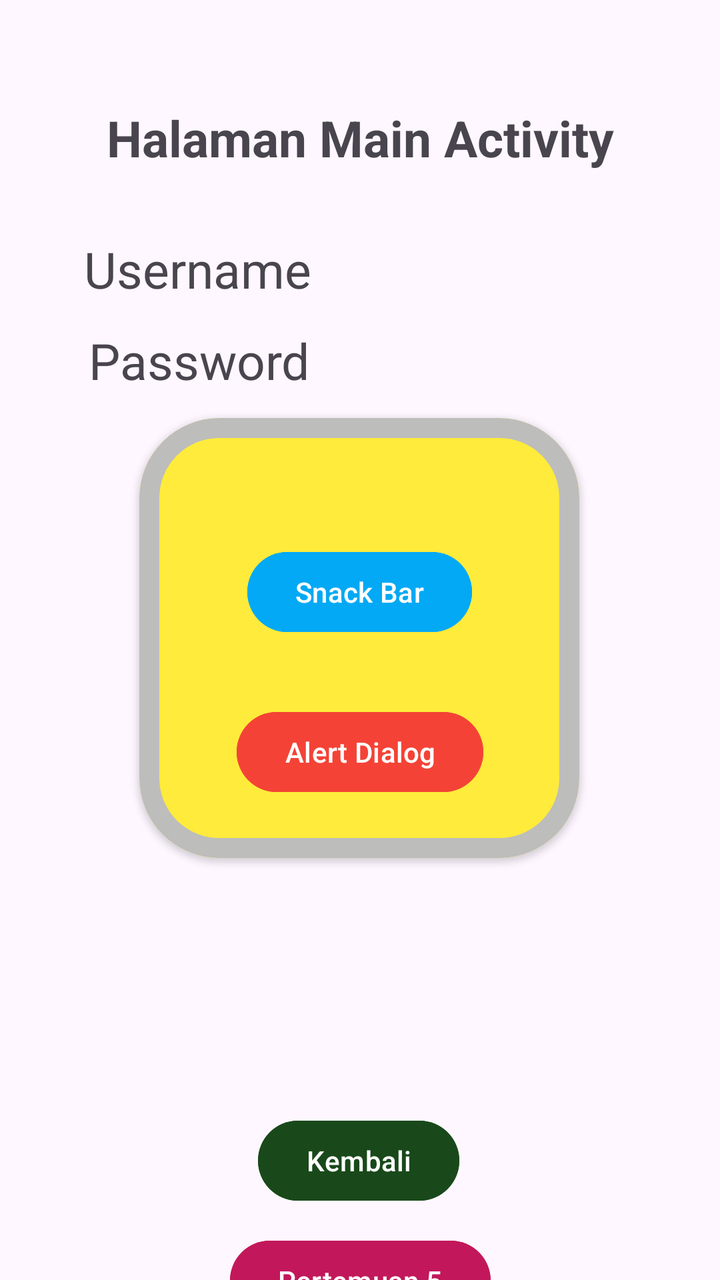
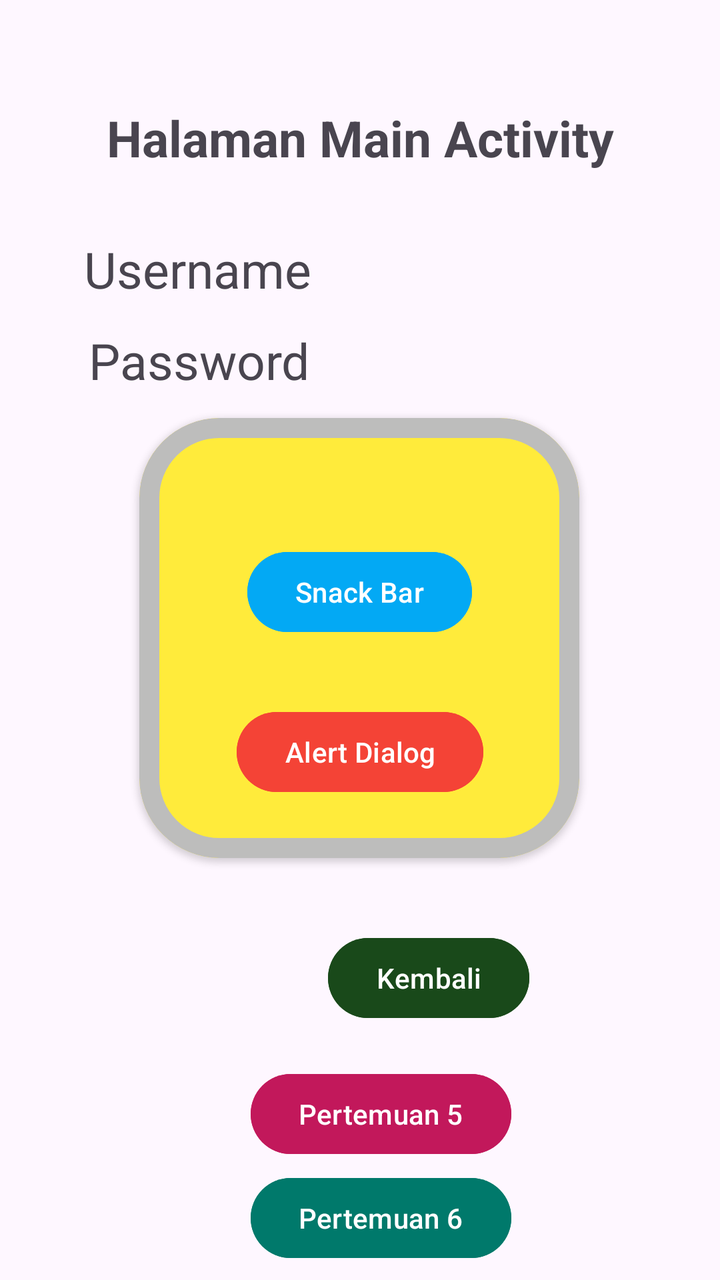

Compare the two renders of this Android layout. The source of the first and the diff that turns it into the second are given below.
<!-- AndroidManifest.xml: application theme Theme.Chayani_3TIB -->
<!-- res/layout/activity_main.xml -->
<?xml version="1.0" encoding="utf-8"?>
<androidx.constraintlayout.widget.ConstraintLayout xmlns:android="http://schemas.android.com/apk/res/android"
    xmlns:app="http://schemas.android.com/apk/res-auto"
    xmlns:tools="http://schemas.android.com/tools"
    android:id="@+id/main"
    android:layout_width="match_parent"
    android:layout_height="match_parent"
    android:backgroundTint="@color/biru"
    tools:context=".MainActivity">

    <TextView
        android:id="@+id/txtUsername"
        android:layout_width="wrap_content"
        android:layout_height="wrap_content"
        android:layout_marginTop="32dp"
        android:text="Username"
        android:textSize="25sp"
        app:layout_constraintEnd_toEndOf="parent"
        app:layout_constraintHorizontal_bias="0.171"
        app:layout_constraintStart_toStartOf="parent"
        app:layout_constraintTop_toBottomOf="@+id/textView4" />

    <TextView
        android:id="@+id/txtPassword"
        android:layout_width="wrap_content"
        android:layout_height="wrap_content"
        android:layout_marginTop="12dp"
        android:text="Password"
        android:textSize="25sp"
        app:layout_constraintEnd_toEndOf="parent"
        app:layout_constraintHorizontal_bias="0.177"
        app:layout_constraintStart_toStartOf="parent"
        app:layout_constraintTop_toBottomOf="@+id/txtUsername" />

    <TextView
        android:id="@+id/textView4"
        android:layout_width="wrap_content"
        android:layout_height="wrap_content"
        android:layout_marginTop="52dp"
        android:text="Halaman Main Activity"
        android:textSize="25sp"
        android:textStyle="bold"
        app:layout_constraintEnd_toEndOf="parent"
        app:layout_constraintStart_toStartOf="parent"
        app:layout_constraintTop_toTopOf="parent" />

    <Button
        android:id="@+id/btnKembali"
        android:layout_width="wrap_content"
        android:layout_height="wrap_content"
        android:layout_marginTop="124dp"
        android:backgroundTint="#19491A"
        android:text="Kembali"
        app:layout_constraintBottom_toBottomOf="parent"
        app:layout_constraintEnd_toEndOf="parent"
        app:layout_constraintHorizontal_bias="0.498"
        app:layout_constraintStart_toStartOf="parent"
        app:layout_constraintTop_toBottomOf="@+id/materialCardView"
        app:layout_constraintVertical_bias="0.082" />

    <com.google.android.material.card.MaterialCardView
        android:id="@+id/materialCardView"
        android:layout_width="220dp"
        android:layout_height="220dp"
        android:layout_marginTop="12dp"
        app:cardBackgroundColor="#FFEB3B"
        app:cardCornerRadius="40dp"
        app:cardElevation="2dp"
        app:layout_constraintEnd_toEndOf="parent"
        app:layout_constraintHorizontal_bias="0.497"
        app:layout_constraintStart_toStartOf="parent"
        app:layout_constraintTop_toBottomOf="@+id/txtPassword"
        app:strokeColor="#BDBDBC"
        app:strokeWidth="10dp">

        <androidx.constraintlayout.widget.ConstraintLayout
            android:layout_width="match_parent"
            android:layout_height="match_parent"
            android:layout_margin="15dp">

            <Button
                android:id="@+id/btnAlertDialog"
                android:layout_width="wrap_content"
                android:layout_height="wrap_content"
                android:layout_marginTop="32dp"
                android:backgroundTint="#F44336"
                android:text="Alert Dialog"
                app:layout_constraintBottom_toBottomOf="parent"
                app:layout_constraintEnd_toEndOf="parent"
                app:layout_constraintHorizontal_bias="0.505"
                app:layout_constraintStart_toStartOf="parent"
                app:layout_constraintTop_toBottomOf="@+id/btnSnackBar"
                app:layout_constraintVertical_bias="0.0" />

            <Button
                android:id="@+id/btnSnackBar"
                android:layout_width="wrap_content"
                android:layout_height="wrap_content"
                android:layout_marginTop="48dp"
                android:backgroundTint="#03A9F4"
                android:text="Snack Bar"
                app:layout_constraintEnd_toEndOf="parent"
                app:layout_constraintStart_toStartOf="parent"
                app:layout_constraintTop_toTopOf="parent" />
        </androidx.constraintlayout.widget.ConstraintLayout>
    </com.google.android.material.card.MaterialCardView>

    
    <Button
        android:id="@+id/btnToLima"
        android:layout_width="wrap_content"
        android:layout_height="wrap_content"
        android:layout_marginTop="12dp"
        android:backgroundTint="#C2185B"
        android:text="Pertemuan 5"
        app:layout_constraintEnd_toEndOf="parent"
        app:layout_constraintStart_toStartOf="parent"
        app:layout_constraintTop_toBottomOf="@+id/btnKembali" />

</androidx.constraintlayout.widget.ConstraintLayout>
<!-- resources referenced by this layout -->
<resources>
  <color name="biru">#309FD5</color>
  <style name="Theme.Chayani_3TIB" parent="Base.Theme.Chayani_3TIB" />
  <style name="Base.Theme.Chayani_3TIB" parent="Theme.Material3.DayNight.NoActionBar">
          
          
      </style>
</resources>

<!-- the commit's change to res/layout/activity_main.xml (unified diff, before → after) -->
@@ -48,15 +48,14 @@
         android:id="@+id/btnKembali"
         android:layout_width="wrap_content"
         android:layout_height="wrap_content"
-        android:layout_marginTop="124dp"
+        android:layout_marginStart="164dp"
+        android:layout_marginTop="36dp"
         android:backgroundTint="#19491A"
         android:text="Kembali"
-        app:layout_constraintBottom_toBottomOf="parent"
-        app:layout_constraintEnd_toEndOf="parent"
-        app:layout_constraintHorizontal_bias="0.498"
+
+
         app:layout_constraintStart_toStartOf="parent"
-        app:layout_constraintTop_toBottomOf="@+id/materialCardView"
-        app:layout_constraintVertical_bias="0.082" />
+        app:layout_constraintTop_toBottomOf="@+id/materialCardView" />
 
     <com.google.android.material.card.MaterialCardView
         android:id="@+id/materialCardView"
@@ -106,15 +105,42 @@
     </com.google.android.material.card.MaterialCardView>
 
     
+
     <Button
         android:id="@+id/btnToLima"
         android:layout_width="wrap_content"
         android:layout_height="wrap_content"
-        android:layout_marginTop="12dp"
+        android:layout_marginTop="20dp"
         android:backgroundTint="#C2185B"
         android:text="Pertemuan 5"
         app:layout_constraintEnd_toEndOf="parent"
+        app:layout_constraintHorizontal_bias="0.546"
         app:layout_constraintStart_toStartOf="parent"
         app:layout_constraintTop_toBottomOf="@+id/btnKembali" />
 
+    <Button
+        android:id="@+id/btnToSixth"
+        android:layout_width="wrap_content"
+        android:layout_height="wrap_content"
+        android:layout_marginTop="4dp"
+        android:backgroundTint="#00796B"
+        android:text="Pertemuan 6"
+        app:layout_constraintEnd_toEndOf="parent"
+        app:layout_constraintHorizontal_bias="0.546"
+        app:layout_constraintStart_toStartOf="parent"
+        app:layout_constraintTop_toBottomOf="@+id/btnToLima" />
+
+    <Button
+        android:id="@+id/btnLogout"
+        android:layout_width="wrap_content"
+        android:layout_height="wrap_content"
+        android:layout_marginTop="20dp"
+        android:backgroundTint="#D32F2F"
+        android:text="Logout"
+        app:layout_constraintEnd_toEndOf="parent"
+        app:layout_constraintHorizontal_bias="0.537"
+        app:layout_constraintStart_toStartOf="parent"
+        app:layout_constraintTop_toBottomOf="@+id/btnToSixth" />
+
+
 </androidx.constraintlayout.widget.ConstraintLayout>
